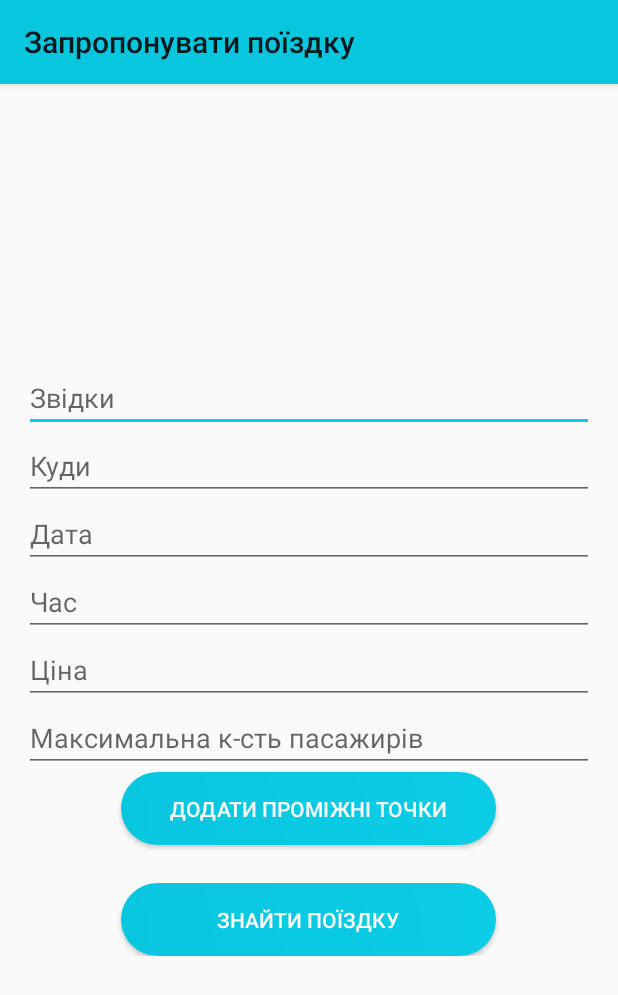
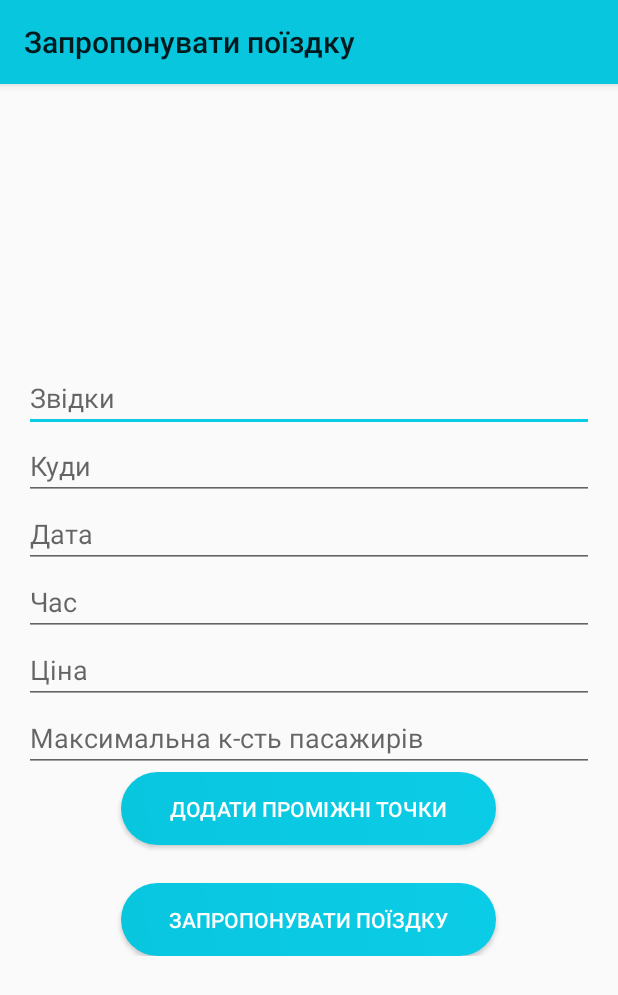
Before and after one commit to tarasrakochy/ShortwayClient, an Android app: the SuggestTripActivity screen opened directly, with no data from a screen before it, on a phone screen of 412 x 824 dp. Shown: the top 995 px of the screen. Run offline under Robolectric (Android 15) with nearby library versions, the phone set to English and light mode, and no system bars.

Commit message:
change buuton text for suggest trips

```diff
--- a/app/src/main/res/layout/activity_suggest_trip.xml
+++ b/app/src/main/res/layout/activity_suggest_trip.xml
@@ -90,7 +90,7 @@
                 android:layout_height="wrap_content"
                 android:layout_gravity="center"
                 android:background="@drawable/buttonstyle"
-                android:text="@string/find_trip_for_parameters_button_text"
+                android:text="@string/suggest_trip_for_parameters_button_text"
                 android:textColor="@color/white"/>
         </LinearLayout>
     </ScrollView>
--- a/app/src/main/res/values/strings.xml
+++ b/app/src/main/res/values/strings.xml
@@ -25,6 +25,7 @@
     <string name="price_field_find_trip_hint">Ціна</string>
     <string name="pcount_field_find_trip_hint">Максимальна к-сть пасажирів</string>
     <string name="find_trip_for_parameters_button_text">Знайти поїздку</string>
+    <string name="suggest_trip_for_parameters_button_text">Запропонувати поїздку</string>
     <string name="add_transitional_points_button_text">Додати проміжні точки</string>
 
     <string name="accept_trip_button_text">Підтвердити поїздку</string>
```
